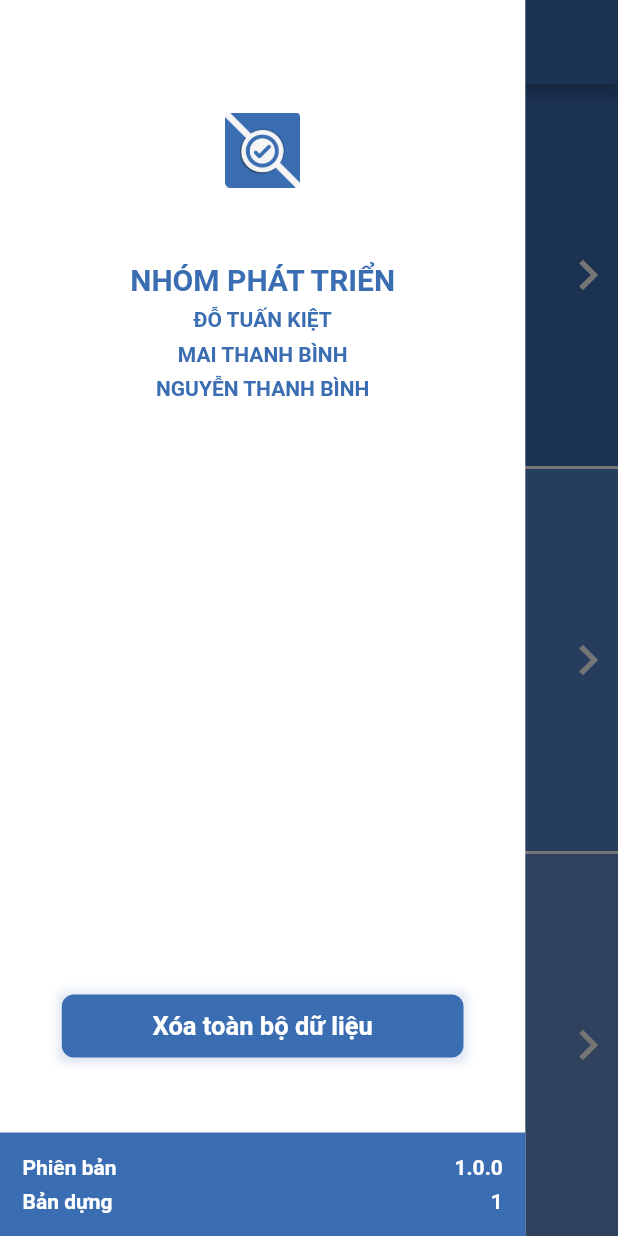
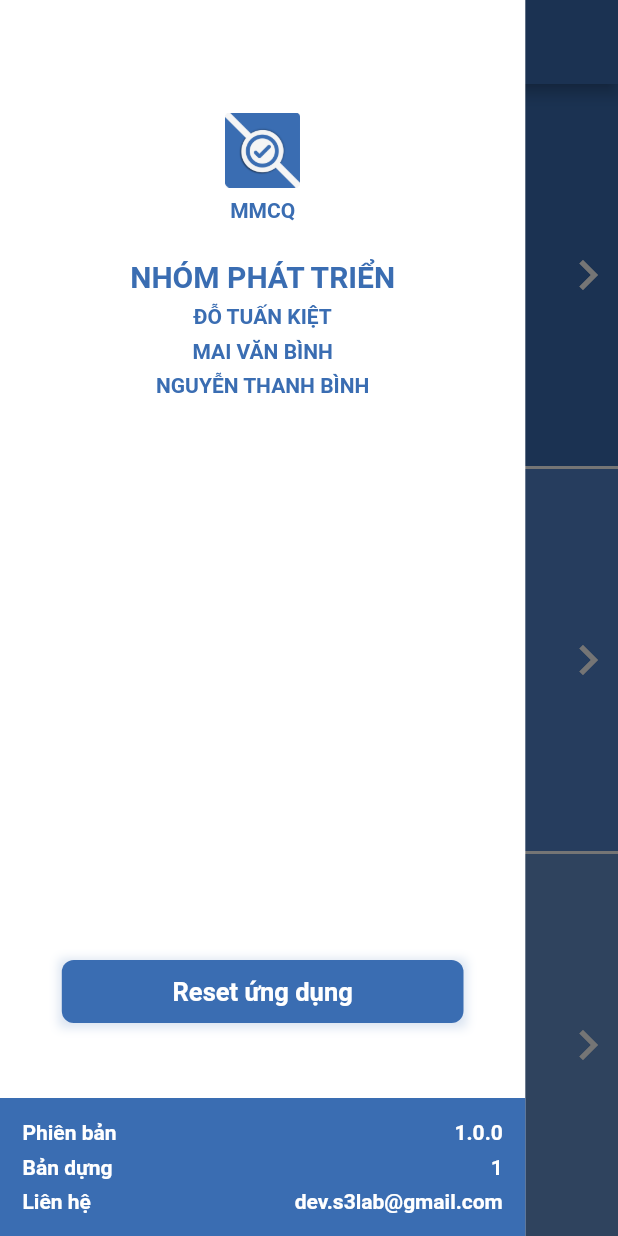
Before and after one commit to kietdt/camera_marker-flutter-app, a Flutter app: the screen it shows after launch, with the side drawer open, on a phone screen of 412 x 824 dp. Run offline on Flutter 3.47's test engine with Material 2 defaults, Android fonts, the phone set to English and light mode, and no system bars; our stand-ins replace camera, dio, flutter_datetime_picker, flutter_spinkit, get, package_info and 5 more; missing offline and left inert: excel, flutter_downloader, syncfusion_flutter_xlsio; network calls fail.

Commit message:
[FIX] UI dashboard + drawer UI

```diff
--- a/lib/view/child/home_drawer.dart
+++ b/lib/view/child/home_drawer.dart
@@ -22,7 +22,7 @@ class HomeDrawer extends StatelessWidget with ClearMix {
         children: [
           SizedBox(height: 75),
           _logo(),
-          SizedBox(height: 50),
+          SizedBox(height: 25),
           _team(),
           Spacer(),
           _clearData(),
@@ -34,10 +34,22 @@ class HomeDrawer extends StatelessWidget with ClearMix {
   }
 
   Widget _logo() {
-    return Container(
-      width: 50,
-      height: 50,
-      child: CustomImageView("lib/asset/ic_app.png"),
+    return Column(
+      children: [
+        Container(
+          width: 50,
+          height: 50,
+          child: CustomImageView("lib/asset/ic_app.png"),
+        ),
+        SizedBox(height: 7),
+        Text(
+          ResourceManager().appName,
+          style: ResourceManager()
+              .text
+              .boldStyle
+              .copyWith(color: ResourceManager().color.primary),
+        ),
+      ],
     );
   }
 
@@ -61,7 +73,7 @@ class HomeDrawer extends StatelessWidget with ClearMix {
         ),
         SizedBox(height: 7),
         Text(
-          "Mai Thanh Bình".toUpperCase(),
+          "Mai Văn Bình".toUpperCase(),
           style: ResourceManager()
               .text
               .boldStyle
@@ -124,6 +136,26 @@ class HomeDrawer extends StatelessWidget with ClearMix {
               ),
             ],
           ),
+          SizedBox(height: 7),
+          Row(
+            mainAxisAlignment: MainAxisAlignment.spaceBetween,
+            children: [
+              Text(
+                "Liên hệ",
+                style: ResourceManager()
+                    .text
+                    .boldStyle
+                    .copyWith(color: ResourceManager().color.white),
+              ),
+              Text(
+                "dev.s3lab@gmail.com",
+                style: ResourceManager()
+                    .text
+                    .boldStyle
+                    .copyWith(color: ResourceManager().color.white),
+              ),
+            ],
+          ),
         ],
       ),
     );
@@ -141,7 +173,7 @@ class HomeDrawer extends StatelessWidget with ClearMix {
       ]),
       margin: EdgeInsets.symmetric(horizontal: screen.width * 0.1),
       child: RectButton(
-        title: "Xóa toàn bộ dữ liệu",
+        title: "Reset ứng dụng",
         onTap: () => onTap(onClearSuccess),
       ),
     );
```
